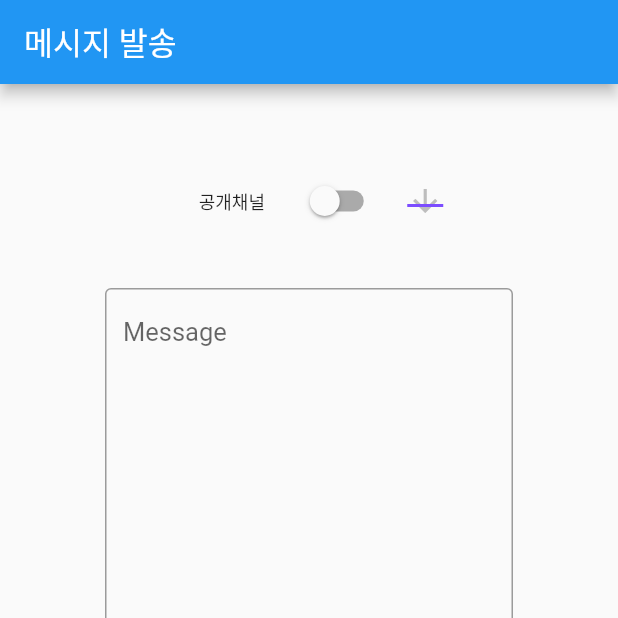
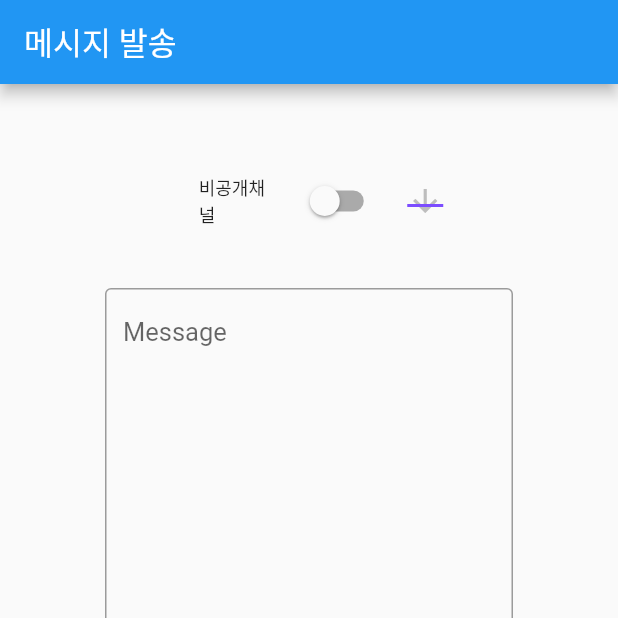
Before and after one commit to shinaaaa/slack_bundle, a Flutter app: the screen it shows after launch, after a tap on "공개채널", on a phone screen of 412 x 824 dp, the top half of it. Run offline on Flutter 3.47's test engine with Material 2 defaults, Android fonts, the phone set to English and light mode, and no system bars; our stand-ins replace dio, file_picker, shared_preferences; network calls fail.

Commit message:
refactor: 채널 타입 명 함수 추출

```diff
--- a/lib/widget/SendMessageStatefulWidget.dart
+++ b/lib/widget/SendMessageStatefulWidget.dart
@@ -22,17 +22,16 @@ class _SendMessageStatefulWidgetState extends State<SendMessageStatefulWidget> {
   String _filePath = "";
   String _channel = "";
   List<DropdownMenuItem<String>> dropdownItems = [];
-  String _isPublicTitle = "공개채널";
   bool _isPublic = true;
 
   @override
   void initState() {
     super.initState();
     _controller = TextEditingController();
-    createDropdownItems(_isPublic);
+    _createDropdownItems(_isPublic);
   }
 
-  void createDropdownItems(bool isPublic) async {
+  void _createDropdownItems(bool isPublic) async {
     if (isPublic) {
       List<Channels> channels =
           await ConversationService().callConversationsList("public_channel");
@@ -42,7 +41,6 @@ class _SendMessageStatefulWidgetState extends State<SendMessageStatefulWidget> {
           return DropdownMenuItem(value: channel.id, child: Text(channel.name));
         }).toList();
         _channel = channels.first.id;
-        _isPublicTitle = "공개채널";
       });
     } else {
       List<Channels> channels =
@@ -53,9 +51,13 @@ class _SendMessageStatefulWidgetState extends State<SendMessageStatefulWidget> {
           return DropdownMenuItem(value: channel.id, child: Text(channel.name));
         }).toList();
         _channel = channels.first.id;
-        _isPublicTitle = "비공개채널";
       });
     }
+  }
+
+  String _channelType(bool isPublic) {
+    if (isPublic) return "공개채널";
+    return "비공개채널";
   }
 
   @override
@@ -79,14 +81,14 @@ class _SendMessageStatefulWidgetState extends State<SendMessageStatefulWidget> {
                 width: 155,
                 child: SwitchListTile(
                     title: Text(
-                      _isPublicTitle,
+                      _channelType(_isPublic),
                       style: const TextStyle(fontSize: 12),
                     ),
                     value: _isPublic,
                     onChanged: (bool value) {
                       setState(() {
                         _isPublic = value;
-                        createDropdownItems(_isPublic);
+                        _createDropdownItems(_isPublic);
                       });
                     }),
               ),
```
